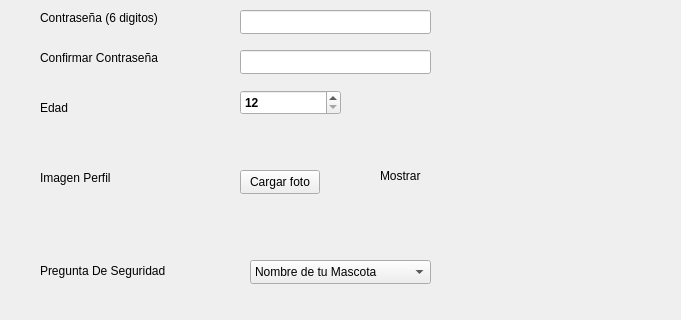
This is registro.ui in RoyGeova07/Proyecto1_Chat_Estru_I as Qt 5 draws it before an edit; both pictures show x 0 to 681 and y 230 to 550 of the 859 by 674 pixel window. The edited form follows.
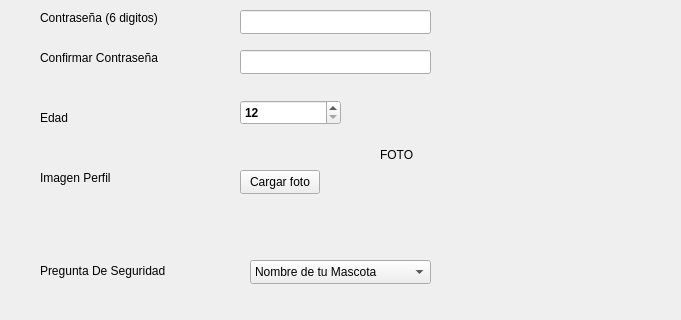
This is the edited form.

Patch:
```diff
--- a/registro.ui
+++ b/registro.ui
@@ -95,7 +95,7 @@
    <property name="geometry">
     <rect>
      <x>40</x>
-     <y>330</y>
+     <y>340</y>
      <width>121</width>
      <height>16</height>
     </rect>
@@ -207,7 +207,7 @@
    <property name="geometry">
     <rect>
      <x>240</x>
-     <y>320</y>
+     <y>330</y>
      <width>101</width>
      <height>25</height>
     </rect>
@@ -231,7 +231,7 @@
     </rect>
    </property>
    <property name="text">
-    <string>Mostrar</string>
+    <string>&lt;html&gt;&lt;head/&gt;&lt;body&gt;&lt;p&gt;	FOTO&lt;/p&gt;&lt;p&gt;&lt;br/&gt;&lt;/p&gt;&lt;/body&gt;&lt;/html&gt;</string>
    </property>
   </widget>
   <widget class="QPushButton" name="btnCargarAvatar">
```
